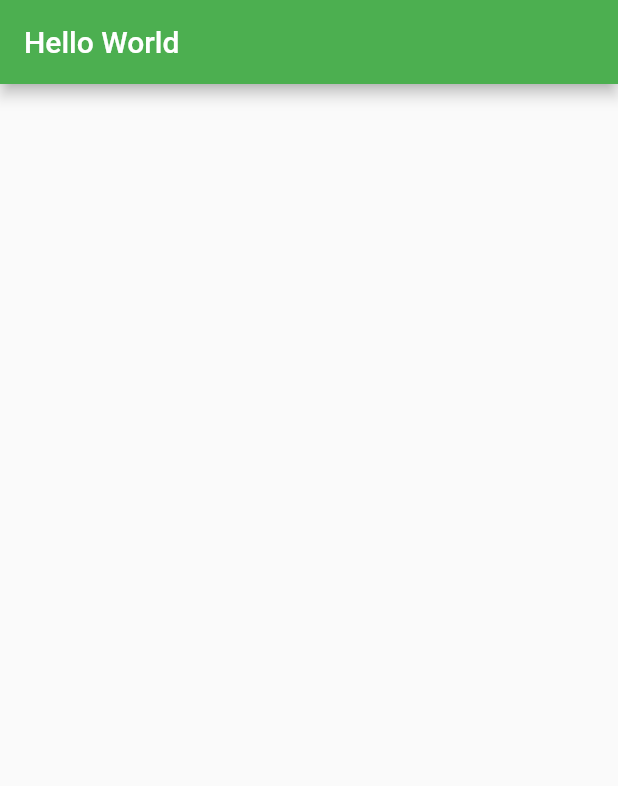
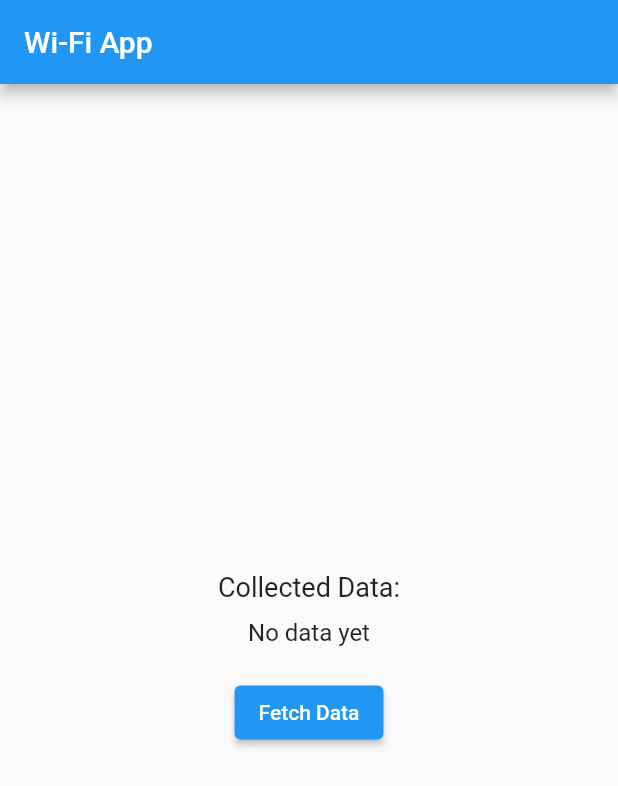
Before and after one commit to gowtham-star/Data_Transfer, a Flutter app: the screen it shows after launch, on a phone screen of 412 x 824 dp. Shown: the top 786 px of the screen. Run offline on Flutter 3.47's test engine with Material 2 defaults, Android fonts, the phone set to English and light mode, and no system bars.

Commit message:
Added code to recieve data

```diff
--- a/lib/main.dart
+++ b/lib/main.dart
@@ -1,20 +1,61 @@
 import 'package:flutter/material.dart';
+import 'package:http/http.dart' as http;
+import 'dart:convert';
 
-void main(){
-  runApp(Myapp());
+void main() {
+  runApp(MyApp());
 }
-class Myapp extends StatelessWidget {
-  const Myapp({Key? key}) : super(key: key);
+
+class MyApp extends StatelessWidget {
+  @override
+  Widget build(BuildContext context) {
+    return MaterialApp(
+      home: WifiApp(),
+    );
+  }
+}
+
+class WifiApp extends StatefulWidget {
+  @override
+  _WifiAppState createState() => _WifiAppState();
+}
+
+class _WifiAppState extends State<WifiApp> {
+  String collectedData = "No data yet";
+
+  Future<void> fetchData() async {
+    final response = await http.get(Uri.parse('http://raspberrypi-ip-address:5000/api/data'));
+    if (response.statusCode == 200) {
+      setState(() {
+        collectedData = json.decode(response.body).toString();
+      });
+    } else {
+      setState(() {
+        collectedData = "Error fetching data";
+      });
+    }
+  }
 
   @override
   Widget build(BuildContext context) {
-    return MaterialApp(
-      home: Scaffold(
-        appBar: AppBar(
-          backgroundColor: Colors.green,
-          title: const Text('Hello World'),
+    return Scaffold(
+      appBar: AppBar(
+        title: Text('Wi-Fi App'),
+      ),
+      body: Center(
+        child: Column(
+          mainAxisAlignment: MainAxisAlignment.center,
+          children: [
+            Text('Collected Data:', style: TextStyle(fontSize: 18)),
+            SizedBox(height: 10),
+            Text(collectedData, style: TextStyle(fontSize: 16)),
+            SizedBox(height: 20),
+            ElevatedButton(
+              onPressed: fetchData,
+              child: Text('Fetch Data'),
+            ),
+          ],
         ),
-
       ),
     );
   }
--- a/pubspec.yaml
+++ b/pubspec.yaml
@@ -30,6 +30,7 @@ environment:
 dependencies:
   flutter:
     sdk: flutter
+  http: ^0.13.3
 
 
   # The following adds the Cupertino Icons font to your application.
```
Also changed, not shown: pubspec.lock.
